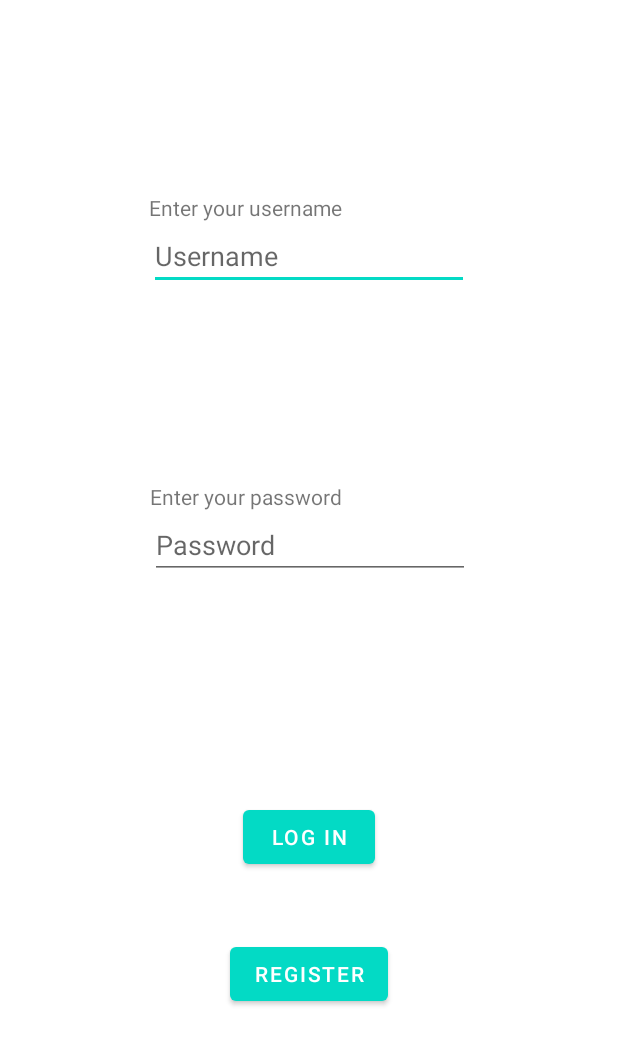
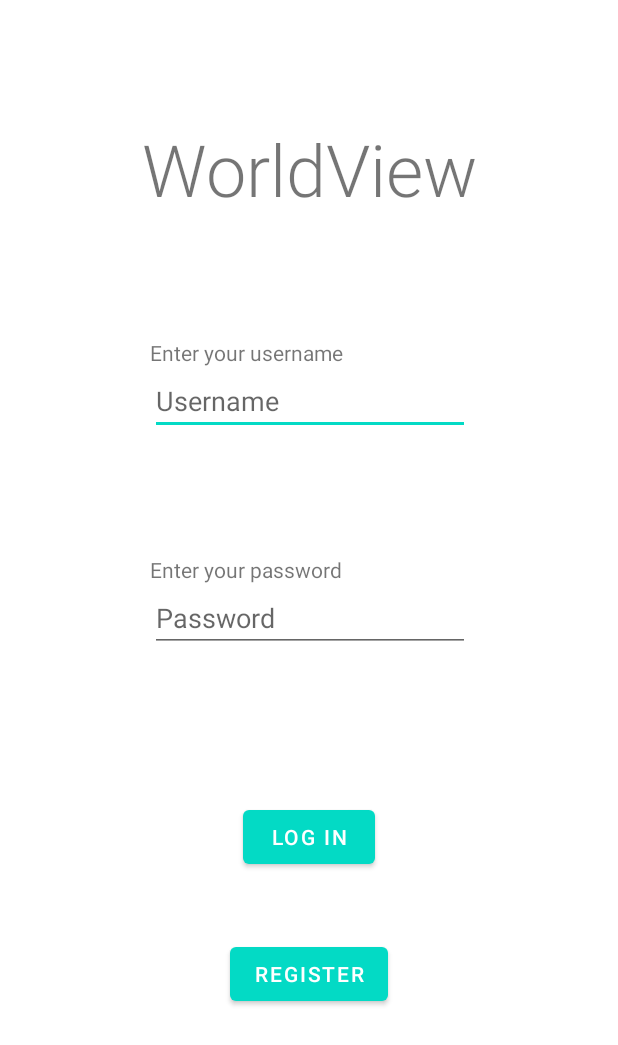
Before and after one commit to TomRomanus/WorldBook, an Android app: the screen it shows after launch (MainActivity), on a phone screen of 412 x 824 dp. Shown: the top 1045 px of the screen. Run offline under Robolectric (Android 15) with nearby library versions, the phone set to English and light mode, and no system bars; our stand-ins replace Volley.

Commit message:
Font aangepast en titel toegevoegd

```diff
--- a/app/src/main/res/layout/activity_country.xml
+++ b/app/src/main/res/layout/activity_country.xml
@@ -10,7 +10,7 @@
         android:id="@+id/txtCountryName"
         android:layout_width="275dp"
         android:layout_height="89dp"
-        android:layout_marginEnd="64dp"
+        android:fontFamily="sans-serif-condensed-light"
         android:scaleX="1"
         android:scaleY="1"
         android:text="Country"
@@ -18,7 +18,6 @@
         android:textSize="34sp"
         app:layout_constraintBottom_toBottomOf="parent"
         app:layout_constraintEnd_toEndOf="parent"
-        app:layout_constraintHorizontal_bias="0.944"
         app:layout_constraintStart_toStartOf="parent"
         app:layout_constraintTop_toBottomOf="@+id/btnBackCountry"
         app:layout_constraintVertical_bias="0.051" />
@@ -80,7 +79,7 @@
 
     <EditText
         android:id="@+id/txtYear"
-        android:layout_width="80dp"
+        android:layout_width="55dp"
         android:layout_height="51dp"
         android:ems="10"
         android:hint="YYYY"
--- a/app/src/main/res/layout/activity_main.xml
+++ b/app/src/main/res/layout/activity_main.xml
@@ -15,8 +15,9 @@
         android:inputType="textPersonName"
         app:layout_constraintBottom_toTopOf="@+id/txtPassword"
         app:layout_constraintEnd_toEndOf="parent"
+        app:layout_constraintHorizontal_bias="0.502"
         app:layout_constraintStart_toStartOf="parent"
-        app:layout_constraintTop_toTopOf="parent" />
+        app:layout_constraintTop_toBottomOf="@+id/txtWorldView" />
 
     <EditText
         android:id="@+id/txtPassword"
@@ -70,4 +71,16 @@
         android:text="Enter your password"
         app:layout_constraintBottom_toTopOf="@+id/txtPassword"
         app:layout_constraintStart_toStartOf="@+id/txtPassword" />
+
+    <TextView
+        android:id="@+id/txtWorldView"
+        android:layout_width="wrap_content"
+        android:layout_height="wrap_content"
+        android:fontFamily="sans-serif-light"
+        android:text="WorldView"
+        android:textSize="48sp"
+        app:layout_constraintBottom_toTopOf="@+id/txtEnterUsernameMain"
+        app:layout_constraintEnd_toEndOf="parent"
+        app:layout_constraintStart_toStartOf="parent"
+        app:layout_constraintTop_toTopOf="parent" />
 </androidx.constraintlayout.widget.ConstraintLayout>
```
